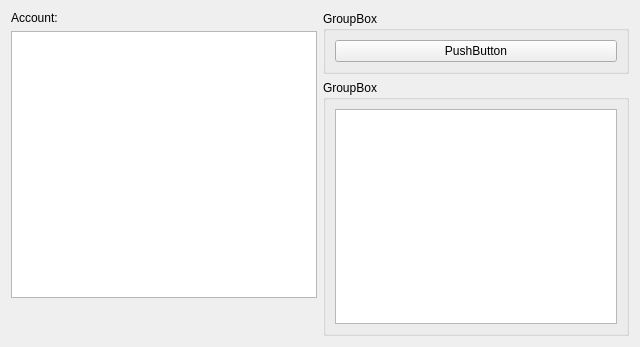
Qt form tool/tool.ui (wengxt/qcloud) before a commit.
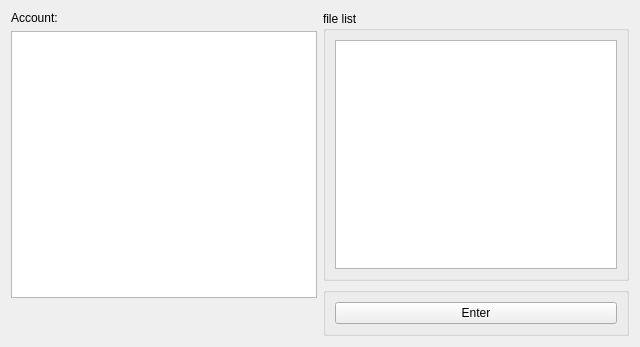
The same form after that commit.

What changed in the file:
```diff
--- a/tool/tool.ui
+++ b/tool/tool.ui
@@ -117,29 +117,32 @@
    <item>
     <layout class="QVBoxLayout" name="verticalLayout">
      <item>
-      <widget class="QGroupBox" name="groupBox">
+      <widget class="QGroupBox" name="groupBox_2">
        <property name="title">
-        <string>GroupBox</string>
+        <string>file list</string>
        </property>
-       <layout class="QVBoxLayout" name="verticalLayout_3">
+       <layout class="QVBoxLayout" name="verticalLayout_2">
         <item>
-         <widget class="QPushButton" name="authorizeButton">
-          <property name="text">
-           <string>PushButton</string>
-          </property>
-         </widget>
+         <widget class="QListView" name="listView_2"/>
         </item>
        </layout>
       </widget>
      </item>
      <item>
-      <widget class="QGroupBox" name="groupBox_2">
+      <widget class="QGroupBox" name="groupBox">
        <property name="title">
-        <string>GroupBox</string>
+        <string/>
        </property>
-       <layout class="QVBoxLayout" name="verticalLayout_2">
+       <property name="alignment">
+        <set>Qt::AlignLeading|Qt::AlignLeft|Qt::AlignVCenter</set>
+       </property>
+       <layout class="QVBoxLayout" name="verticalLayout_3">
         <item>
-         <widget class="QListView" name="listView_2"/>
+         <widget class="QPushButton" name="enterButton">
+          <property name="text">
+           <string>Enter</string>
+          </property>
+         </widget>
         </item>
        </layout>
       </widget>
```
